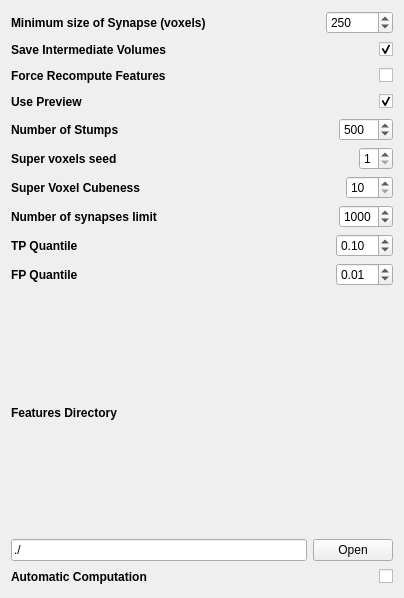
Qt form GUI/Settings/CcboostSegmentationSettings.ui (polmonso/ccboost_segmentation) before a commit.
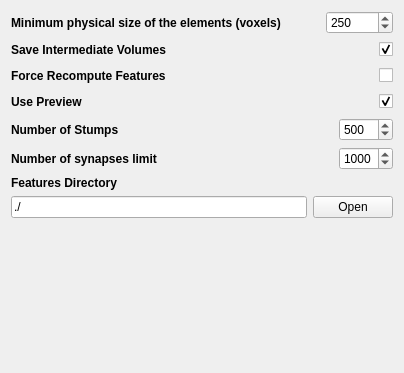
The same form after that commit.

Commit message: switch to new splitSegmentations which also removes small components, fix initial threshold bug on preview, set border value to minimum of image

Diff of the .ui file:
```diff
--- a/GUI/Settings/CcboostSegmentationSettings.ui
+++ b/GUI/Settings/CcboostSegmentationSettings.ui
@@ -7,7 +7,7 @@
     <x>0</x>
     <y>0</y>
     <width>404</width>
-    <height>598</height>
+    <height>373</height>
    </rect>
   </property>
   <property name="minimumSize">
@@ -34,7 +34,7 @@
         </font>
        </property>
        <property name="text">
-        <string>Minimum size of Synapse (voxels)</string>
+        <string>Minimum physical size of the elements (voxels)</string>
        </property>
       </widget>
      </item>
@@ -241,92 +241,6 @@
      </item>
     </layout>
    </item>
-   <item>
-    <layout class="QHBoxLayout" name="horizontalLayout_3">
-     <item>
-      <widget class="QLabel" name="svoxSeedLabel">
-       <property name="font">
-        <font>
-         <weight>75</weight>
-         <bold>true</bold>
-        </font>
-       </property>
-       <property name="text">
-        <string>Super voxels seed</string>
-       </property>
-      </widget>
-     </item>
-     <item>
-      <spacer name="horizontalSpacer_2">
-       <property name="orientation">
-        <enum>Qt::Horizontal</enum>
-       </property>
-       <property name="sizeHint" stdset="0">
-        <size>
-         <width>40</width>
-         <height>20</height>
-        </size>
-       </property>
-      </spacer>
-     </item>
-     <item>
-      <widget class="QSpinBox" name="svoxSeed">
-       <property name="toolTip">
-        <string>Supervoxel average size. For maximum detail level set to 1.</string>
-       </property>
-       <property name="minimum">
-        <number>1</number>
-       </property>
-       <property name="maximum">
-        <number>8</number>
-       </property>
-      </widget>
-     </item>
-    </layout>
-   </item>
-   <item>
-    <layout class="QHBoxLayout" name="horizontalLayout_4">
-     <item>
-      <widget class="QLabel" name="svoxCubenessLabel">
-       <property name="font">
-        <font>
-         <weight>75</weight>
-         <bold>true</bold>
-        </font>
-       </property>
-       <property name="text">
-        <string>Super Voxel Cubeness</string>
-       </property>
-      </widget>
-     </item>
-     <item>
-      <spacer name="horizontalSpacer_4">
-       <property name="orientation">
-        <enum>Qt::Horizontal</enum>
-       </property>
-       <property name="sizeHint" stdset="0">
-        <size>
-         <width>40</width>
-         <height>20</height>
-        </size>
-       </property>
-      </spacer>
-     </item>
-     <item>
-      <widget class="QSpinBox" name="svoxCubeness">
-       <property name="toolTip">
-        <string>Supervoxel roughness. Recommended values between 12 and 25.</string>
-       </property>
-       <property name="minimum">
-        <number>10</number>
-       </property>
-       <property name="maximum">
-        <number>120</number>
-       </property>
-      </widget>
-     </item>
-    </layout>
-   </item>
    <item>
     <layout class="QHBoxLayout" name="horizontalLayout_6">
      <item>
@@ -373,86 +287,6 @@
      </item>
     </layout>
    </item>
-   <item>
-    <layout class="QHBoxLayout" name="horizontalLayout_10">
-     <item>
-      <widget class="QLabel" name="label_2">
-       <property name="font">
-        <font>
-         <weight>75</weight>
-         <bold>true</bold>
-        </font>
-       </property>
-       <property name="text">
-        <string>TP Quantile</string>
-       </property>
-      </widget>
-     </item>
-     <item>
-      <spacer name="horizontalSpacer_9">
-       <property name="orientation">
-        <enum>Qt::Horizontal</enum>
-       </property>
-       <property name="sizeHint" stdset="0">
-        <size>
-         <width>40</width>
-         <height>20</height>
-        </size>
-       </property>
-      </spacer>
-     </item>
-     <item>
-      <widget class="QDoubleSpinBox" name="TPQuantile">
-       <property name="singleStep">
-        <double>0.010000000000000</double>
-       </property>
-       <property name="value">
-        <double>0.100000000000000</double>
-       </property>
-      </widget>
-     </item>
-    </layout>
-   </item>
-   <item>
-    <layout class="QHBoxLayout" name="horizontalLayout_11">
-     <item>
-      <widget class="QLabel" name="label_3">
-       <property name="font">
-        <font>
-         <weight>75</weight>
-         <bold>true</bold>
-        </font>
-       </property>
-       <property name="text">
-        <string>FP Quantile</string>
-       </property>
-      </widget>
-     </item>
-     <item>
-      <spacer name="horizontalSpacer_10">
-       <property name="orientation">
-        <enum>Qt::Horizontal</enum>
-       </property>
-       <property name="sizeHint" stdset="0">
-        <size>
-         <width>40</width>
-         <height>20</height>
-        </size>
-       </property>
-      </spacer>
-     </item>
-     <item>
-      <widget class="QDoubleSpinBox" name="FPQuantile">
-       <property name="singleStep">
-        <double>0.010000000000000</double>
-       </property>
-       <property name="value">
-        <double>0.010000000000000</double>
-       </property>
-      </widget>
-     </item>
-    </layout>
-   </item>
    <item>
     <layout class="QVBoxLayout" name="verticalLayout_2">
      <item>
@@ -492,41 +326,17 @@
     </layout>
    </item>
    <item>
-    <layout class="QHBoxLayout" name="horizontalLayout_12">
-     <item>
-      <widget class="QLabel" name="automaticSegmentationLabel">
-       <property name="font">
-        <font>
-         <weight>75</weight>
-         <bold>true</bold>
-        </font>
-       </property>
-       <property name="text">
-        <string>Automatic Computation</string>
-       </property>
-      </widget>
-     </item>
-     <item>
-      <spacer name="horizontalSpacer_11">
-       <property name="orientation">
-        <enum>Qt::Horizontal</enum>
-       </property>
-       <property name="sizeHint" stdset="0">
-        <size>
-         <width>40</width>
-         <height>20</height>
-        </size>
-       </property>
-      </spacer>
-     </item>
-     <item>
-      <widget class="QCheckBox" name="automaticComputation">
-       <property name="text">
-        <string/>
-       </property>
-      </widget>
-     </item>
-    </layout>
+    <spacer name="verticalSpacer">
+     <property name="orientation">
+      <enum>Qt::Vertical</enum>
+     </property>
+     <property name="sizeHint" stdset="0">
+      <size>
+       <width>20</width>
+       <height>40</height>
+      </size>
+     </property>
+    </spacer>
    </item>
   </layout>
  </widget>
```
The commit also changes 9 other files.
